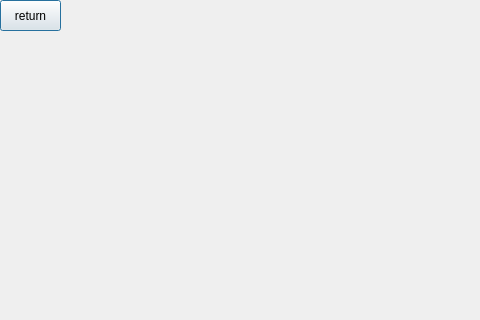
Before: the Qt Designer form sheep_and_sheep/game.ui in Phoenix-PKU/PracticeofProgramming, drawn with Qt 5; both pictures show x 0 to 480 and y 0 to 320 of the 810 by 648 pixel window.
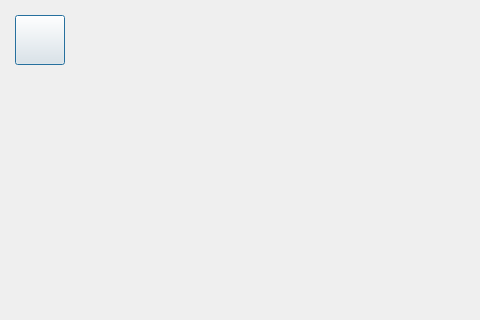
After: the same form once the commit is applied. Icons and pictures are not drawn.

Patch:
```diff
--- a/sheep_and_sheep/game.ui
+++ b/sheep_and_sheep/game.ui
@@ -16,14 +16,17 @@
   <widget class="QPushButton" name="confirmBox">
    <property name="geometry">
     <rect>
-     <x>0</x>
-     <y>0</y>
-     <width>61</width>
-     <height>31</height>
+     <x>15</x>
+     <y>15</y>
+     <width>50</width>
+     <height>50</height>
     </rect>
    </property>
+   <property name="styleSheet">
+    <string notr="true">border-image:url(:/new/prefix1/pictures/button_picture/back.png)</string>
+   </property>
    <property name="text">
-    <string>return</string>
+    <string/>
    </property>
   </widget>
   <widget class="QPushButton" name="myshuffle">
```
